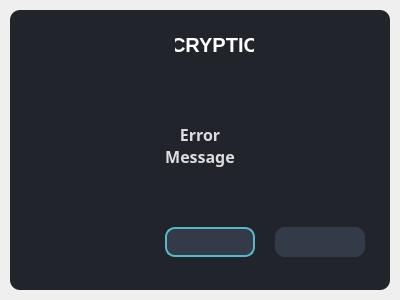
CRYPTIC-THESIS/gui, file admin/ui_files/popup.ui: the form before one commit.
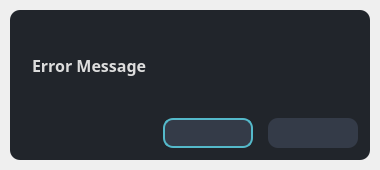
The form after the commit. Icons and pictures are not drawn.

What changed in the file:
```diff
--- a/admin/ui_files/popup.ui
+++ b/admin/ui_files/popup.ui
@@ -6,8 +6,8 @@
    <rect>
     <x>0</x>
     <y>0</y>
-    <width>400</width>
-    <height>300</height>
+    <width>380</width>
+    <height>170</height>
    </rect>
   </property>
   <property name="windowTitle">
@@ -32,7 +32,7 @@
    <item>
     <widget class="QFrame" name="frame">
      <property name="styleSheet">
-      <string notr="true">background: #21252B;
+      <string notr="true">background: rgb(33, 37, 43);
 border-radius: 10px;</string>
      </property>
      <property name="frameShape">
@@ -41,112 +41,34 @@
      <property name="frameShadow">
       <enum>QFrame::Raised</enum>
      </property>
-     <widget class="QFrame" name="logo">
-      <property name="geometry">
-       <rect>
-        <x>105</x>
-        <y>10</y>
-        <width>169</width>
-        <height>50</height>
-       </rect>
-      </property>
-      <property name="maximumSize">
-       <size>
-        <width>16777215</width>
-        <height>50</height>
-       </size>
-      </property>
-      <property name="frameShape">
-       <enum>QFrame::NoFrame</enum>
-      </property>
-      <property name="frameShadow">
-       <enum>QFrame::Raised</enum>
-      </property>
-      <layout class="QHBoxLayout" name="horizontalLayout">
+     <layout class="QVBoxLayout" name="verticalLayout_2">
        <property name="spacing">
-        <number>0</number>
+       <number>10</number>
        </property>
        <property name="leftMargin">
-        <number>0</number>
+       <number>12</number>
        </property>
        <property name="topMargin">
-        <number>0</number>
+       <number>12</number>
        </property>
        <property name="rightMargin">
-        <number>30</number>
+       <number>12</number>
        </property>
        <property name="bottomMargin">
-        <number>0</number>
+       <number>12</number>
        </property>
        <item>
         <widget class="QFrame" name="frame_2">
          <property name="minimumSize">
           <size>
-           <width>60</width>
-           <height>55</height>
-          </size>
-         </property>
-         <property name="maximumSize">
-          <size>
-           <width>16777215</width>
-           <height>50</height>
-          </size>
-         </property>
-         <property name="styleSheet">
-          <string notr="true">background: url(:/images/images/images/Logo.png);
-background-repeat: no reapeat;
-background-position: center;</string>
-         </property>
-         <property name="frameShape">
-          <enum>QFrame::NoFrame</enum>
-         </property>
-         <property name="frameShadow">
-          <enum>QFrame::Raised</enum>
-         </property>
-        </widget>
-       </item>
-       <item>
-        <widget class="QLabel" name="label">
-         <property name="maximumSize">
-          <size>
-           <width>16777215</width>
-           <height>30</height>
-          </size>
-         </property>
-         <property name="font">
-          <font>
-           <family>Segoe UI</family>
-           <pointsize>15</pointsize>
-           <weight>75</weight>
-           <bold>true</bold>
-          </font>
-         </property>
-         <property name="styleSheet">
-          <string notr="true">color: #FFFFFF;</string>
-         </property>
-         <property name="text">
-          <string>CRYPTIC</string>
-         </property>
-         <property name="alignment">
-          <set>Qt::AlignCenter</set>
-         </property>
-        </widget>
-       </item>
-      </layout>
-     </widget>
-     <widget class="QFrame" name="error_message_f">
-      <property name="geometry">
-       <rect>
-        <x>0</x>
-        <y>65</y>
-        <width>380</width>
-        <height>140</height>
-       </rect>
-      </property>
-      <property name="minimumSize">
-       <size>
         <width>0</width>
-        <height>140</height>
+          <height>80</height>
+         </size>
+        </property>
+        <property name="maximumSize">
+         <size>
+          <width>16777215</width>
+          <height>16777215</height>
        </size>
       </property>
       <property name="frameShape">
@@ -160,13 +82,13 @@
         <number>0</number>
        </property>
        <property name="leftMargin">
-        <number>0</number>
+          <number>10</number>
        </property>
        <property name="topMargin">
         <number>0</number>
        </property>
        <property name="rightMargin">
-        <number>0</number>
+          <number>10</number>
        </property>
        <property name="bottomMargin">
         <number>0</number>
@@ -191,35 +113,22 @@
           <string notr="true">color: #DDDDDD;</string>
          </property>
          <property name="text">
-          <string>Error
-Message</string>
+            <string>Error Message</string>
          </property>
          <property name="alignment">
-          <set>Qt::AlignCenter</set>
+            <set>Qt::AlignLeading|Qt::AlignLeft|Qt::AlignVCenter</set>
          </property>
         </widget>
        </item>
       </layout>
      </widget>
-     <widget class="QFrame" name="buttons">
-      <property name="geometry">
-       <rect>
-        <x>135</x>
-        <y>215</y>
-        <width>235</width>
-        <height>55</height>
-       </rect>
-      </property>
-      <property name="minimumSize">
-       <size>
-        <width>0</width>
-        <height>0</height>
-       </size>
-      </property>
+      </item>
+      <item alignment="Qt::AlignRight">
+       <widget class="QFrame" name="frame_3">
       <property name="maximumSize">
        <size>
         <width>16777215</width>
-        <height>60</height>
+          <height>30</height>
        </size>
       </property>
       <property name="styleSheet">
@@ -251,21 +160,21 @@
       <property name="frameShadow">
        <enum>QFrame::Raised</enum>
       </property>
-      <layout class="QHBoxLayout" name="horizontalLayout_2">
+        <layout class="QHBoxLayout" name="horizontalLayout">
        <property name="spacing">
-        <number>20</number>
-       </property>
-       <property name="leftMargin">
-        <number>20</number>
-       </property>
-       <property name="topMargin">
-        <number>0</number>
-       </property>
-       <property name="rightMargin">
         <number>15</number>
        </property>
+         <property name="leftMargin">
+          <number>0</number>
+         </property>
+         <property name="topMargin">
+          <number>0</number>
+         </property>
+         <property name="rightMargin">
+          <number>0</number>
+         </property>
        <property name="bottomMargin">
-        <number>20</number>
+          <number>0</number>
        </property>
        <item>
         <widget class="QPushButton" name="ok">
@@ -310,6 +219,8 @@
        </item>
       </layout>
      </widget>
+      </item>
+     </layout>
     </widget>
    </item>
   </layout>
```
Left out of the diff: 4 changed lines with no effect on the pictures. Lines whose indentation alone changed are shown as unchanged.
